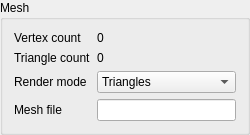
Razakhel/RaZor, file interface/MeshComp.ui: the form before one commit.
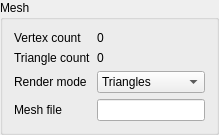
The form after the commit. Custom widgets are drawn as their Qt base class.

```diff
--- a/interface/MeshComp.ui
+++ b/interface/MeshComp.ui
@@ -2,14 +2,6 @@
 <ui version="4.0">
  <class>MeshComp</class>
  <widget class="QGroupBox" name="MeshComp">
-  <property name="geometry">
-   <rect>
-    <x>0</x>
-    <y>0</y>
-    <width>250</width>
-    <height>117</height>
-   </rect>
-  </property>
   <property name="windowTitle">
    <string>Mesh</string>
   </property>
```
